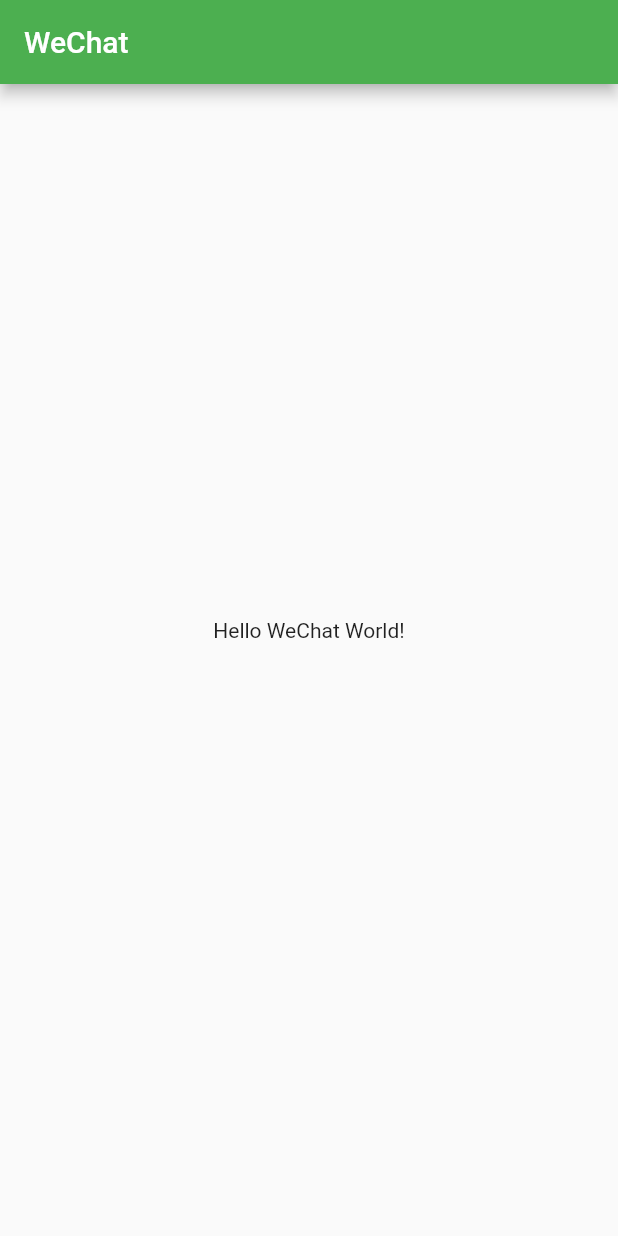
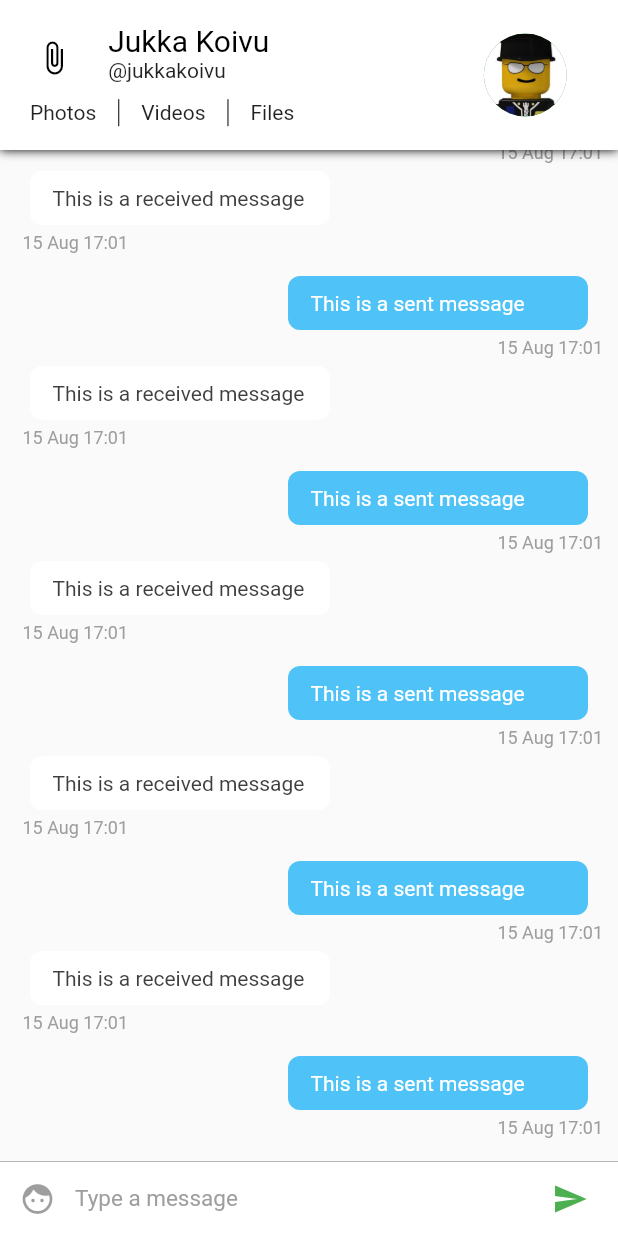
Before and after one commit to Jukez17/WeChat, a Flutter app: the screen it shows after launch, on a phone screen of 412 x 824 dp. Run offline on Flutter 3.47's test engine with Material 2 defaults, Android fonts, the phone set to English and light mode, and no system bars.

Commit message:
Chat UI
Messenger application chat UI

```diff
--- /dev/null
+++ b/lib/config/Assets.dart
@@ -0,0 +1,3 @@
+class Assets{
+  static const String user = 'assets/user.png';
+}
--- /dev/null
+++ b/lib/config/Palette.dart
@@ -0,0 +1,26 @@
+import 'package:flutter/material.dart';
+
+// Color palette for the app
+class Palette{
+  static Color primaryColor = Colors.white;
+  static Color accentColor =  Color(0xff4fc3f7);
+  static Color gradientStartColor = accentColor;
+  static Color gradientEndColor = Color(0xff6aa8fd);
+  static Color errorGradientStartColor = Color(0xffd50000);
+  static Color errorGradientEndColor = Color(0xff9b0000);
+  static Color secondaryColor = Colors.black;
+  static Color primaryTextColor = Colors.black;
+  static Color primaryTextColorLight = Colors.white;
+  static Color secondaryTextColor = Colors.black87;
+  static Color secondaryTextColorLight = Colors.white70;
+  static Color hintTextColor = Colors.black54;
+  static Color hintTextColorLight = Colors.white70;
+  static Color primaryBackgroundColor = Colors.white;
+  static Color selfMessageBackgroundColor = Color(0xff4fc3f7);
+  static Color otherMessageBackgroundColor = Colors.white;
+  static Color selfMessageColor = Colors.white;
+  static Color otherMessageColor = Color(0xff3f3f3f);
+  static Color greyColor = Colors.grey;
+  static Color lightGreyColor = Color(0xffd3d3d3);
+  static Color chatBackgroundColor = Color(0xfffafafa)  ;
+}
--- a/lib/main.dart
+++ b/lib/main.dart
@@ -1,8 +1,9 @@
 import 'package:flutter/material.dart';
+import 'pages/ConversationPageList.dart';
 
-void main() => runApp(MyApp());
+void main() => runApp(WeChat());
 
-class MyApp extends StatelessWidget {
+class WeChat extends StatelessWidget {
   // This widget is the root of your application.
   @override
   Widget build(BuildContext context) {
@@ -20,75 +21,7 @@ class MyApp extends StatelessWidget {
         // is not restarted.
         primarySwatch: Colors.green,
       ),
-      home: MyHomePage(title: 'WeChat'),
+      home: ConversationPageList(),
     );
   }
 }
-
-class MyHomePage extends StatefulWidget {
-  MyHomePage({Key key, this.title}) : super(key: key);
-
-  // This widget is the home page of your application. It is stateful, meaning
-  // that it has a State object (defined below) that contains fields that affect
-  // how it looks.
-
-  // This class is the configuration for the state. It holds the values (in this
-  // case the title) provided by the parent (in this case the App widget) and
-  // used by the build method of the State. Fields in a Widget subclass are
-  // always marked "final".
-
-  final String title;
-
-  @override
-  _MyHomePageState createState() => _MyHomePageState();
-}
-
-class _MyHomePageState extends State<MyHomePage> {
-
-  @override
-  Widget build(BuildContext context) {
-    // This method is rerun every time setState is called, for instance as done
-    // by the _incrementCounter method above.
-    //
-    // The Flutter framework has been optimized to make rerunning build methods
-    // fast, so that you can just rebuild anything that needs updating rather
-    // than having to individually change instances of widgets.
-    return Scaffold(
-      appBar: AppBar(
-        // Here we take the value from the MyHomePage object that was created by
-        // the App.build method, and use it to set our appbar title.
-        title: Text(widget.title),
-      ),
-      body: Center(
-        // Center is a layout widget. It takes a single child and positions it
-        // in the middle of the parent.
-        child: Column(
-          // Column is also a layout widget. It takes a list of children and
-          // arranges them vertically. By default, it sizes itself to fit its
-          // children horizontally, and tries to be as tall as its parent.
-          //
-          // Invoke "debug painting" (press "p" in the console, choose the
-          // "Toggle Debug Paint" action from the Flutter Inspector in Android
-          // Studio, or the "Toggle Debug Paint" command in Visual Studio Code)
-          // to see the wireframe for each widget.
-          //
-          // Column has various properties to control how it sizes itself and
-          // how it positions its children. Here we use mainAxisAlignment to
-          // center the children vertically; the main axis here is the vertical
-          // axis because Columns are vertical (the cross axis would be
-          // horizontal).
-          mainAxisAlignment: MainAxisAlignment.center,
-          children: <Widget>[
-            Text(
-              'Hello WeChat World!',
-            ),
-            Text(
-              '',
-              style: Theme.of(context).textTheme.display1,
-            ),
-          ],
-        ),
-      ),
-    );
-  }
-}
--- /dev/null
+++ b/lib/pages/ConversationPage.dart
@@ -0,0 +1,32 @@
+import 'package:flutter/material.dart';
+import 'package:wechat/widgets/ChatAppBar.dart';
+import 'package:wechat/widgets/ChatListWidget.dart';
+import 'package:wechat/widgets/InputWidget.dart';
+
+class ConversationPage extends StatefulWidget {
+  @override
+  _ConversationPageState createState() => _ConversationPageState();
+}
+
+class _ConversationPageState extends State<ConversationPage> {
+
+  @override
+  Widget build(BuildContext context) {
+    return SafeArea(
+      child: Scaffold(
+          appBar: ChatAppBar(), // Custom app bar for chat screen
+          body: Stack(children: <Widget>[
+            Column(
+              children: <Widget>[
+              ChatListWidget(),
+                InputWidget()
+              ],
+            ),
+          ]
+    )
+      )
+    );
+  }
+
+
+}
--- /dev/null
+++ b/lib/pages/ConversationPageList.dart
@@ -0,0 +1,24 @@
+import 'package:flutter/material.dart';
+import 'ConversationPage.dart';
+
+class ConversationPageList extends StatefulWidget {
+
+  @override
+  _ConversationPageListState createState() => _ConversationPageListState();
+}
+
+class _ConversationPageListState extends State<ConversationPageList> {
+
+  @override
+  Widget build(BuildContext context) {
+    return PageView(
+      children: <Widget>[
+        ConversationPage(),
+        ConversationPage(),
+        ConversationPage()
+      ],
+    );
+
+
+  }
+}
--- /dev/null
+++ b/lib/widgets/ChatAppBar.dart
@@ -0,0 +1,101 @@
+import 'package:flutter/material.dart';
+import 'package:wechat/config/Assets.dart';
+import 'package:wechat/config/Palette.dart';
+
+class ChatAppBar extends StatelessWidget implements PreferredSizeWidget {
+  final double height = 100;
+  @override
+  Widget build(BuildContext context) {
+    var textHeading = TextStyle(color: Palette.primaryTextColor, fontSize: 20); // Text style for the name
+    var textStyle = TextStyle(color: Palette.secondaryTextColor); // Text style for everything else
+
+    double width = MediaQuery.of(context).size.width; // calculate the screen width
+    return Material(
+        child: Container(
+            decoration: new BoxDecoration(boxShadow: [ //adds a shadow to the appbar
+              new BoxShadow(
+              color: Colors.black,
+              blurRadius: 5.0,
+            )]),
+            child:  Container(
+                color: Palette.primaryBackgroundColor,
+                child: Row(children: <Widget>[
+              Expanded( //we're dividing the appbar into 7 : 3 ratio. 7 is for content and 3 is for the display picture.
+                  flex: 7,
+                  child: Center(
+                      child: Column(
+                    mainAxisSize: MainAxisSize.min,
+                    children: <Widget>[
+                      Container(
+                          height: 70 - (width * .06),
+                          child: Row(
+                            crossAxisAlignment: CrossAxisAlignment.start,
+                            children: <Widget>[
+                              Expanded(
+                                  flex: 2,
+                                  child: Center(
+                                      child: Icon(
+                                    Icons.attach_file,
+                                    color: Palette.secondaryColor,
+                                  ))),
+                              Expanded(
+                                  flex: 6,
+                                  child: Container(
+                                      child: Column(
+                                    crossAxisAlignment:
+                                        CrossAxisAlignment.start,
+                                    mainAxisAlignment: MainAxisAlignment.center,
+                                    mainAxisSize: MainAxisSize.min,
+                                    children: <Widget>[
+                                      Text('Jukka Koivu', style: textHeading),
+                                      Text('@jukkakoivu', style: textStyle)
+                                    ],
+                                  ))),
+                            ],
+                          )),
+                      //second row containing the buttons for media
+                      Container(
+                          height: 23,
+                          padding: EdgeInsets.fromLTRB(20, 5, 5, 0),
+                          child: Row(
+                            mainAxisAlignment: MainAxisAlignment.start,
+                            crossAxisAlignment: CrossAxisAlignment.center,
+                            children: <Widget>[
+                              Text(
+                                'Photos',
+                                style: textStyle,
+                              ),
+                              VerticalDivider(
+                                width: 30,
+                                color: Palette.primaryTextColor,
+                              ),
+                              Text(
+                                'Videos',
+                                style: textStyle,
+                              ),
+                              VerticalDivider(
+                                width: 30,
+                                color: Palette.primaryTextColor,
+                              ),
+                              Text('Files', style: textStyle)
+                            ],
+                          )),
+                    ],
+                  ))),
+                //This is the display picture
+              Expanded(
+                  flex: 3,
+                  child: Container(
+                      child: Center(
+                          child: CircleAvatar(
+                    radius: (80 - (width * .06)) / 2,
+                    backgroundImage: Image.asset(
+                      Assets.user,
+                    ).image,
+                  )))),
+            ]))));
+  }
+
+  @override
+  Size get preferredSize => Size.fromHeight(height);
+}
--- /dev/null
+++ b/lib/widgets/ChatItemWidget.dart
@@ -0,0 +1,88 @@
+import 'package:flutter/material.dart';
+import 'package:wechat/config/Palette.dart';
+import 'package:intl/intl.dart';
+
+class ChatItemWidget extends StatelessWidget{
+  var index;
+
+  ChatItemWidget(this.index);
+
+  @override
+  Widget build(BuildContext context) {
+    if (index % 2 == 0) {
+      //This is the sent message. We'll later use data from firebase instead of index to determine the message is sent or received.
+      return Container(
+          child: Column(children: <Widget>[
+            Row(
+              children: <Widget>[
+                Container(
+                  child: Text(
+                    'This is a sent message',
+                    style: TextStyle(color: Palette.selfMessageColor),
+                  ),
+                  padding: EdgeInsets.fromLTRB(15.0, 10.0, 15.0, 10.0),
+                  width: 200.0,
+                  decoration: BoxDecoration(
+                      color: Palette.selfMessageBackgroundColor,
+                      borderRadius: BorderRadius.circular(8.0)),
+                  margin: EdgeInsets.only(right: 10.0),
+                )
+              ],
+              mainAxisAlignment:
+              MainAxisAlignment.end, // aligns the chatitem to right end
+            ),
+            Row(
+                mainAxisAlignment: MainAxisAlignment.end,
+                children: <Widget>[
+                  Container(
+                    child: Text(
+                      DateFormat('dd MMM kk:mm')
+                          .format(DateTime.fromMillisecondsSinceEpoch(1565888474278)),
+                      style: TextStyle(
+                          color: Palette.greyColor,
+                          fontSize: 12.0,
+                          fontStyle: FontStyle.normal),
+                    ),
+                    margin: EdgeInsets.only(left: 5.0, top: 5.0, bottom: 5.0),
+                  )])
+          ]));
+    } else {
+      // This is a received message
+      return Container(
+        child: Column(
+          children: <Widget>[
+            Row(
+              children: <Widget>[
+                Container(
+                  child: Text(
+                    'This is a received message',
+                    style: TextStyle(color: Palette.otherMessageColor),
+                  ),
+                  padding: EdgeInsets.fromLTRB(15.0, 10.0, 15.0, 10.0),
+                  width: 200.0,
+                  decoration: BoxDecoration(
+                      color: Palette.otherMessageBackgroundColor,
+                      borderRadius: BorderRadius.circular(8.0)),
+                  margin: EdgeInsets.only(left: 10.0),
+                )
+              ],
+            ),
+            Container(
+              child: Text(
+                DateFormat('dd MMM kk:mm')
+                    .format(DateTime.fromMillisecondsSinceEpoch(1565888474278)),
+                style: TextStyle(
+                    color: Palette.greyColor,
+                    fontSize: 12.0,
+                    fontStyle: FontStyle.normal),
+              ),
+              margin: EdgeInsets.only(left: 5.0, top: 5.0, bottom: 5.0),
+            )
+          ],
+          crossAxisAlignment: CrossAxisAlignment.start,
+        ),
+        margin: EdgeInsets.only(bottom: 10.0),
+      );
+    }  }
+
+}
--- /dev/null
+++ b/lib/widgets/ChatListWidget.dart
@@ -0,0 +1,19 @@
+import 'package:flutter/material.dart';
+
+import 'ChatItemWidget.dart';
+
+
+class ChatListWidget extends StatelessWidget{
+  final ScrollController listScrollController = new ScrollController();
+  @override
+  Widget build(BuildContext context) {
+    return Flexible(
+        child: ListView.builder(
+          padding: EdgeInsets.all(10.0),
+          itemBuilder: (context, index) => ChatItemWidget(index),
+          itemCount: 20,
+          reverse: true,
+          controller: listScrollController,
+        ));
+  }
+}
--- /dev/null
+++ b/lib/widgets/InputWidget.dart
@@ -0,0 +1,60 @@
+import 'package:flutter/material.dart';
+import 'package:wechat/config/Palette.dart';
+
+class InputWidget extends StatelessWidget {
+
+  final TextEditingController textEditingController = new TextEditingController();
+
+  @override
+  Widget build(BuildContext context) {
+    return Container(
+      child: Row(
+        children: <Widget>[
+          Material(
+            child: new Container(
+              margin: new EdgeInsets.symmetric(horizontal: 1.0),
+              child: new IconButton(
+                icon: new Icon(Icons.face),
+                color: Palette.primaryColor,
+              ),
+            ),
+            color: Colors.white,
+          ),
+
+          // Text input
+          Flexible(
+            child: Container(
+              child: TextField(
+                style: TextStyle(color: Palette.primaryTextColor, fontSize: 15.0),
+                controller: textEditingController,
+                decoration: InputDecoration.collapsed(
+                  hintText: 'Type a message',
+                  hintStyle: TextStyle(color: Palette.greyColor),
+                ),
+              ),
+            ),
+          ),
+
+          // Send Message Button
+          Material(
+            child: new Container(
+              margin: new EdgeInsets.symmetric(horizontal: 8.0),
+              child: new IconButton(
+                icon: new Icon(Icons.send),
+                onPressed: () => {},
+                color: Colors.green,
+              ),
+            ),
+            color: Colors.white,
+          ),
+        ],
+      ),
+      width: double.infinity,
+      height: 50.0,
+      decoration: new BoxDecoration(
+          border: new Border(
+              top: new BorderSide(color: Palette.greyColor, width: 0.5)),
+          color: Colors.white),
+    );
+  }
+}
--- a/pubspec.yaml
+++ b/pubspec.yaml
@@ -19,7 +19,7 @@ environment:
 dependencies:
   flutter:
     sdk: flutter
-
+  intl: ^0.15.8
   # The following adds the Cupertino Icons font to your application.
   # Use with the CupertinoIcons class for iOS style icons.
   cupertino_icons: ^0.1.2
@@ -41,7 +41,8 @@ flutter:
   uses-material-design: true
 
   # To add assets to your application, add an assets section, like this:
-  # assets:
+  assets:
+    - assets/
   #  - images/a_dot_burr.jpeg
   #  - images/a_dot_ham.jpeg
 
```
Also changed, not shown: assets/user.png (added), pubspec.lock, 1 other file.
